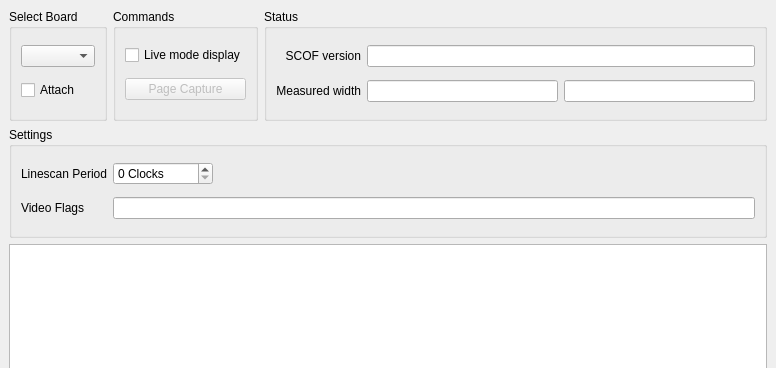
This is video_scope/video_scope.ui in Picture-Elements/ise-util as Qt 5 draws it before an edit; both pictures show x 0 to 776 and y 0 to 368 of the 776 by 531 pixel window. The edited form follows.
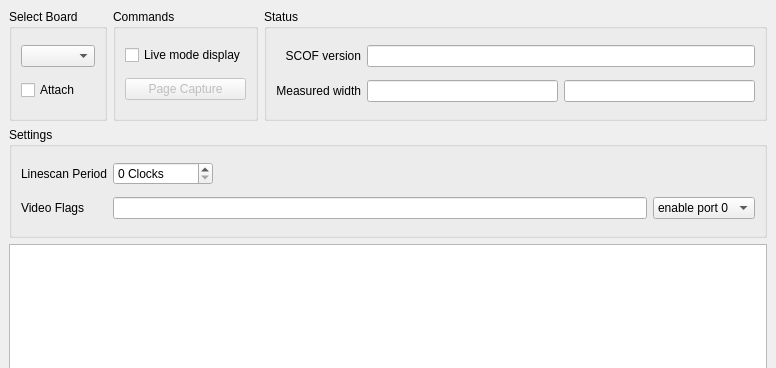
This is the edited form.

Commit message: Allow video_scope to select input video port.

What changed in the file:
```diff
--- a/video_scope/video_scope.ui
+++ b/video_scope/video_scope.ui
@@ -147,7 +147,7 @@
       <property name="title">
        <string>Settings</string>
       </property>
-      <layout class="QGridLayout">
+      <layout class="QGridLayout" name="gridLayout_2">
        <item row="0" column="0">
         <widget class="QLabel" name="label_3">
          <property name="text">
@@ -190,7 +190,25 @@
         </widget>
        </item>
        <item row="1" column="1">
-        <widget class="QLineEdit" name="video_flags_entry"/>
+        <layout class="QHBoxLayout" name="horizontalLayout_2">
+         <item>
+          <widget class="QLineEdit" name="video_flags_entry"/>
+         </item>
+         <item>
+          <widget class="QComboBox" name="enable_port_select">
+           <item>
+            <property name="text">
+             <string>enable port 0</string>
+            </property>
+           </item>
+           <item>
+            <property name="text">
+             <string>enable port 1</string>
+            </property>
+           </item>
+          </widget>
+         </item>
+        </layout>
        </item>
       </layout>
      </widget>
```
Left out of the diff: 66 changed lines with no effect on the pictures. The commit also changes 3 other files.
